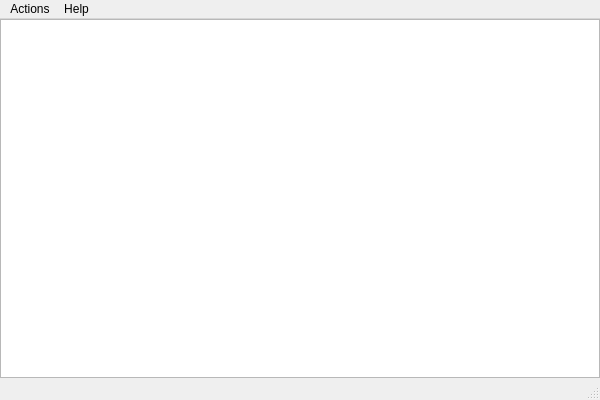
This is SyntroLog/syntrolog.ui in Syntro/SyntroCore as Qt 5 draws it before an edit. The edited form follows.
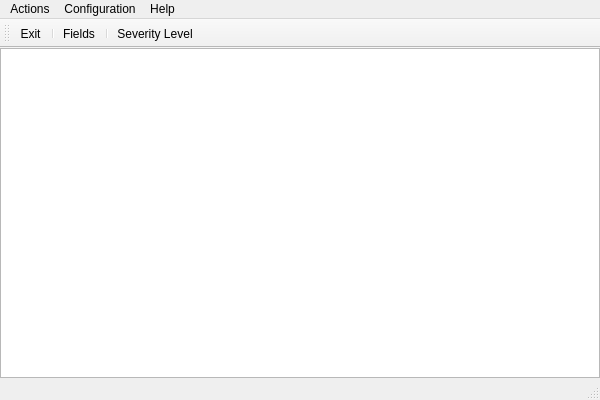
This is the edited form.

```diff
--- a/SyntroLog/syntrolog.ui
+++ b/SyntroLog/syntrolog.ui
@@ -21,7 +21,7 @@
     <item>
      <widget class="QTableWidget" name="logTable">
       <property name="showGrid">
-       <bool>false</bool>
+       <bool>true</bool>
       </property>
       <property name="sortingEnabled">
        <bool>false</bool>
@@ -45,7 +45,7 @@
      <x>0</x>
      <y>0</y>
      <width>600</width>
-     <height>21</height>
+     <height>25</height>
     </rect>
    </property>
    <widget class="QMenu" name="menuFile">
@@ -63,9 +63,30 @@
     </property>
     <addaction name="actionAbout"/>
    </widget>
+   <widget class="QMenu" name="menuConfiguration">
+    <property name="title">
+     <string>Configuration</string>
+    </property>
+    <addaction name="actionFields"/>
+    <addaction name="actionSeverityLevel"/>
+   </widget>
    <addaction name="menuFile"/>
+   <addaction name="menuConfiguration"/>
    <addaction name="menuHelp"/>
   </widget>
+  <widget class="QToolBar" name="mainToolBar">
+   <attribute name="toolBarArea">
+    <enum>TopToolBarArea</enum>
+   </attribute>
+   <attribute name="toolBarBreak">
+    <bool>false</bool>
+   </attribute>
+   <addaction name="actionExit"/>
+   <addaction name="separator"/>
+   <addaction name="actionFields"/>
+   <addaction name="separator"/>
+   <addaction name="actionSeverityLevel"/>
+  </widget>
   <widget class="QStatusBar" name="statusBar"/>
   <action name="actionExit">
    <property name="text">
@@ -98,6 +119,16 @@
     <string>Basic setup</string>
    </property>
   </action>
+  <action name="actionFields">
+   <property name="text">
+    <string>Fields ...</string>
+   </property>
+  </action>
+  <action name="actionSeverityLevel">
+   <property name="text">
+    <string>Severity Level ...</string>
+   </property>
+  </action>
  </widget>
  <layoutdefault spacing="6" margin="11"/>
  <resources/>
```
Left out of the diff: 11 changed lines with no effect on the pictures.
